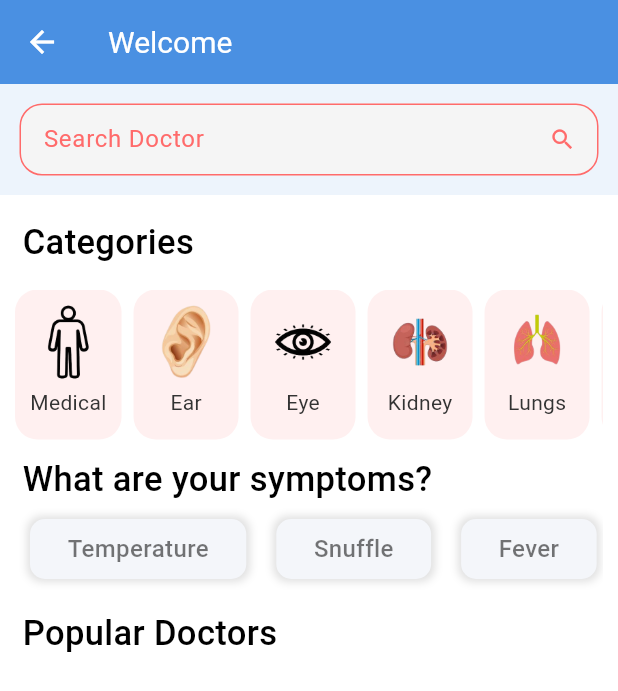
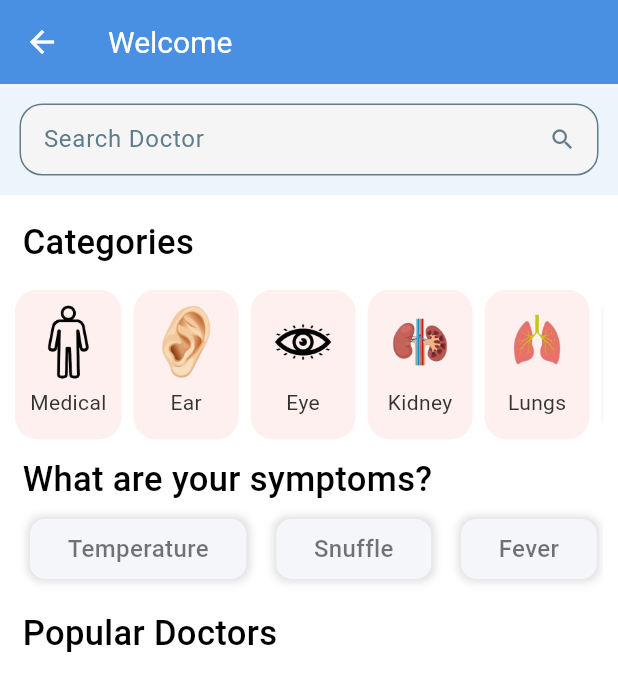
Before and after one commit to HasnainChd/docApp, a Flutter app: the HomeView screen opened directly, on a phone screen of 412 x 824 dp. Shown: the top 691 px of the screen. Run offline on Flutter 3.47's test engine with Material 3 defaults, Android fonts, the phone set to English and light mode, and no system bars; our stand-ins replace cloud_firestore, curved_navigation_bar, firebase_auth, firebase_core, fluttertoast, gap and 4 more; accounts and stored records are empty.

Commit message:
faiz change

```diff
--- a/lib/views/Home/home_view.dart
+++ b/lib/views/Home/home_view.dart
@@ -155,13 +155,13 @@ class _HomeViewState extends State<HomeView> {
                 },
                 icon: Icon(
                   Icons.search,
-                  color: secondaryColor,
+                  color: Colors.blueGrey,
                 ),
               ),
               hint: "Search Doctor",
               borderColor: secondaryColor,
-              enableColor: secondaryColor,
-              textFieldColor: secondaryColor,
+              enableColor: Colors.blueGrey,
+              textFieldColor: Colors.blueGrey,
               inputColor: secondaryColor,
             ),
           ),
--- a/lib/views/setting/setting_view.dart
+++ b/lib/views/setting/setting_view.dart
@@ -1,4 +1,4 @@
-<<<<<<< HEAD
+
 import 'package:flutter/material.dart';
 import 'package:get/get.dart';
 import 'package:medi_app/views/setting/terms_conditions.dart';
```
